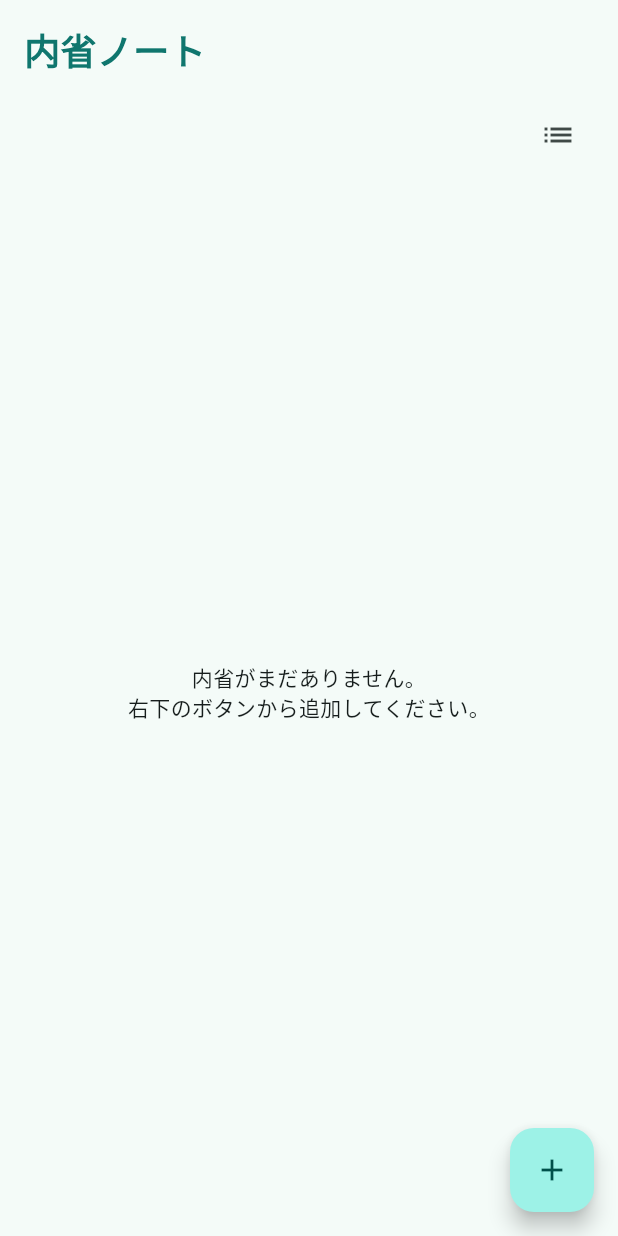
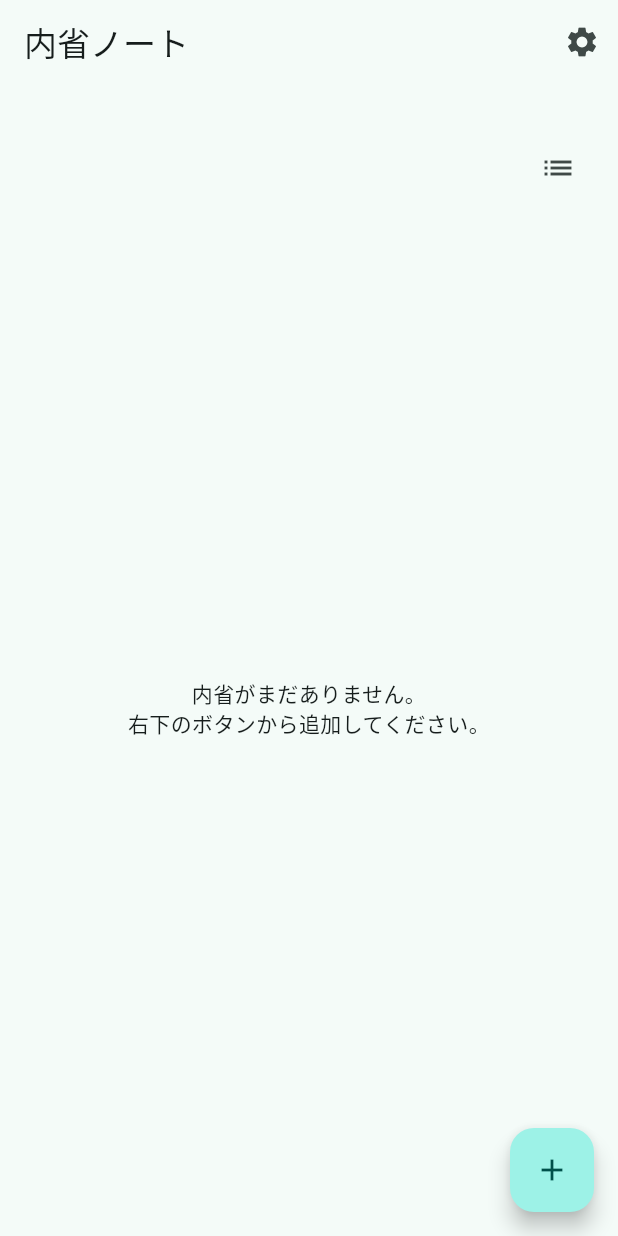
Before and after one commit to SEKI-YUTA/Flutter_IntrospectionNote_MVP, a Flutter app: the screen it shows after launch, on a phone screen of 412 x 824 dp. Run offline on Flutter 3.47's test engine with Material 3 defaults, Android fonts, the phone set to English and light mode, and no system bars; our stand-ins replace freezed_annotation, get, sqflite; accounts and stored records are empty.

Commit message:
add: 設定画面のUIを作成

```diff
--- a/lib/main.dart
+++ b/lib/main.dart
@@ -8,6 +8,8 @@ import 'package:introspection_note_mvp/binding/introspection_screen_binding.dart
 import 'package:introspection_note_mvp/data/db/DatabaseHelper.dart';
 import 'package:introspection_note_mvp/screens/create_introspection_screen.dart';
 import 'package:introspection_note_mvp/screens/introspection_list_screen.dart';
+import 'package:introspection_note_mvp/screens/license_screen.dart';
+import 'package:introspection_note_mvp/screens/setting_screen.dart';
 
 void main() async {
   WidgetsFlutterBinding.ensureInitialized();
@@ -44,6 +46,8 @@ class MyApp extends StatelessWidget {
           page: () => CreateIntrospectionPage(),
           binding: CreateIntrospectionBinding(),
         ),
+        GetPage(name: "/settings", page: () => SettingScreen()),
+        GetPage(name: "/license", page: () => const LicenseScreen()),
       ],
       localizationsDelegates: [
         GlobalMaterialLocalizations.delegate,
--- a/lib/screens/introspection_list_screen.dart
+++ b/lib/screens/introspection_list_screen.dart
@@ -14,6 +14,14 @@ class IntrospectionListPage extends StatelessWidget {
     final controller = Get.find<IntrospectionListScreenController>();
     IntrospectionColor introspectionColor = getFormColorScheme(context);
     return Scaffold(
+      appBar: AppBar(
+        title: Text("内省ノート"),
+        actions: [
+          IconButton(onPressed: () {
+            Get.toNamed("/settings");
+          }, icon: const Icon(Icons.settings)),
+        ],
+      ),
       floatingActionButton: FloatingActionButton(
         onPressed: () async {
           final result = await Get.toNamed("/create_introspection");
@@ -30,7 +38,6 @@ class IntrospectionListPage extends StatelessWidget {
             child: Column(
               crossAxisAlignment: CrossAxisAlignment.start,
               children: [
-                _buildHeader(),
                 const SizedBox(height: 16),
                 _buildSwitchViewMode(controller),
                 controller.isLoading
```
Also changed, not shown: lib/screens/license_screen.dart (added, +15 -0 lines), lib/screens/setting_screen.dart (added, +39 -0 lines).
